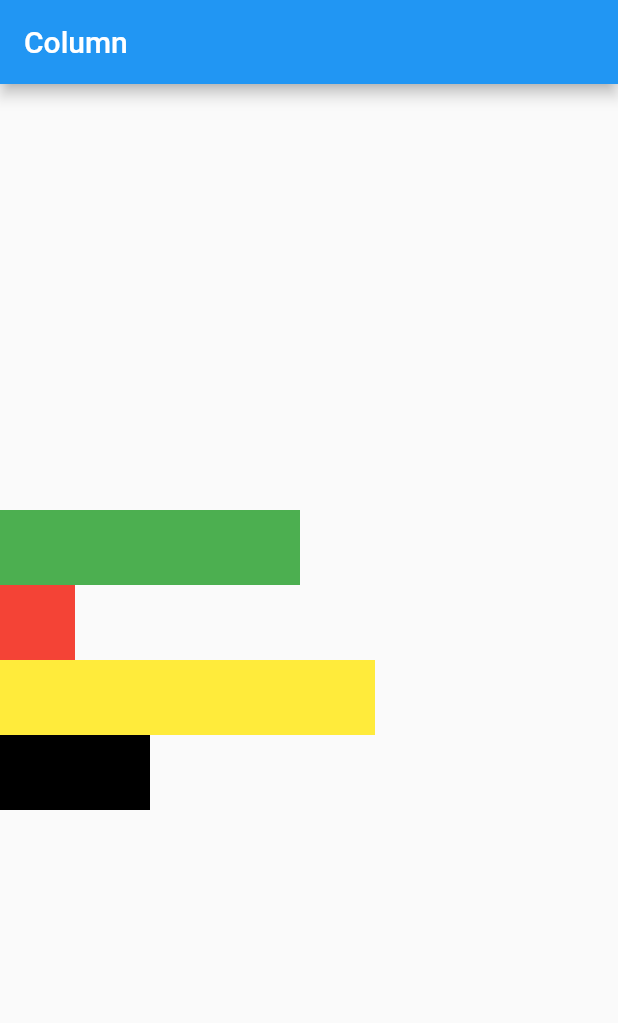
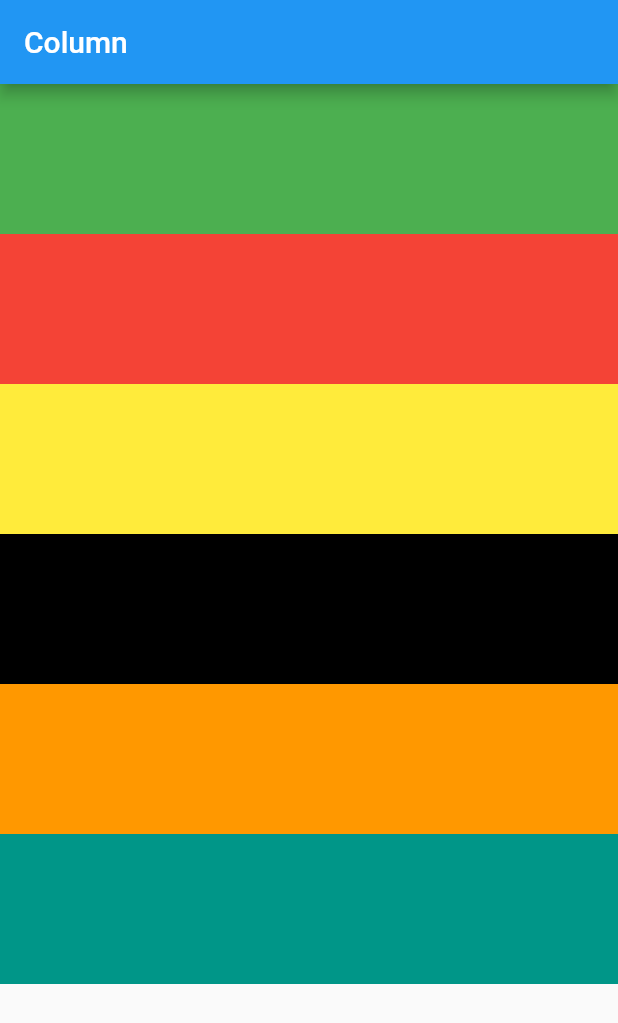
Before and after one commit to diczst/flutter-dasar, a Flutter app: the screen it shows after launch, on a phone screen of 412 x 824 dp. Shown: the top 1023 px of the screen. Run offline on Flutter 3.47's test engine with Material 2 defaults, Android fonts, the phone set to English and light mode, and no system bars.

Commit message:
basic list view

```diff
--- a/lib/main.dart
+++ b/lib/main.dart
@@ -15,29 +15,37 @@ class MyApp extends StatelessWidget {
           title: Text("Column"),
         ),
 
-        body: Column(
-          mainAxisAlignment: MainAxisAlignment.center,
-          crossAxisAlignment: CrossAxisAlignment.start,
+        body: ListView(
           children: [
             Container(
               width: 200,
-              height: 50,
+              height: 100,
               color: Colors.green,
             ),
             Container(
               width: 50,
-              height: 50,
+              height: 100,
               color: Colors.red,
             ),
             Container(
               width: 250,
-              height: 50,
+              height: 100,
               color: Colors.yellow,
             ),
             Container(
               width: 100,
-              height: 50,
+              height: 100,
               color: Colors.black,
+            ),
+            Container(
+              width: 100,
+              height: 100,
+              color: Colors.orange,
+            ),
+            Container(
+              width: 100,
+              height: 100,
+              color: Colors.teal,
             )
           ],
         ),
```
Also changed, not shown: 1 other file.
